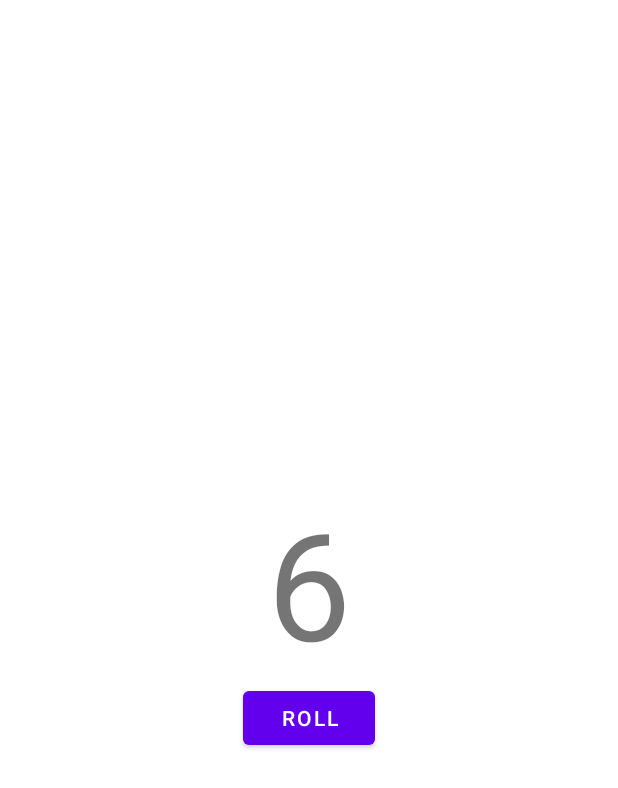
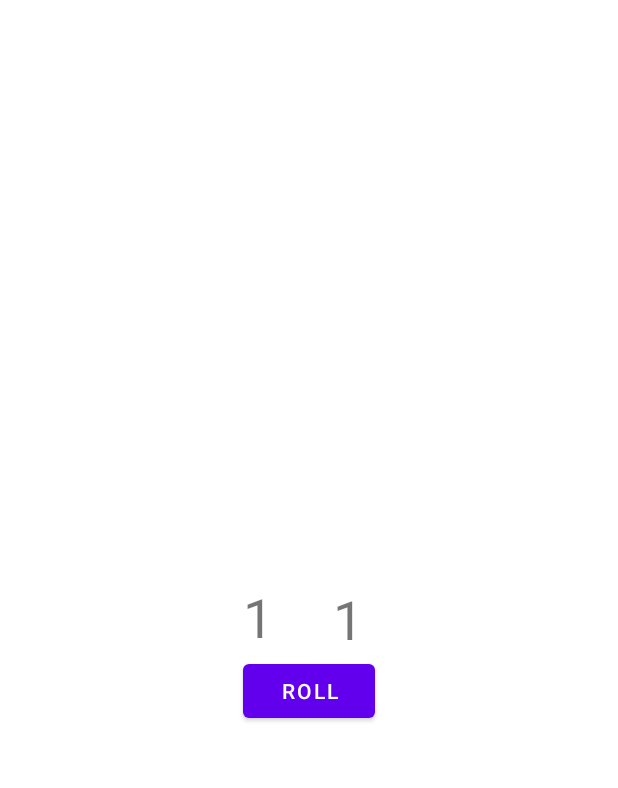
Before and after one commit to Baandana/DMA-Lab1-Dice, an Android app: the layout activity_main.xml on its own in the app's theme, with its tools: preview values and no code run, on a phone screen of 412 x 824 dp. Shown: the top 788 px of the screen. Run offline under Robolectric (Android 15) with nearby library versions, the phone set to English and light mode, and no system bars.

Commit message:
Dice roll Practise

```diff
--- a/app/src/main/res/layout/activity_main.xml
+++ b/app/src/main/res/layout/activity_main.xml
@@ -1,20 +1,43 @@
-<LinearLayout xmlns:android="http://schemas.android.com/apk/res/android"
+<?xml version="1.0" encoding="utf-8"?>
+<androidx.constraintlayout.widget.ConstraintLayout xmlns:android="http://schemas.android.com/apk/res/android"
+    xmlns:app="http://schemas.android.com/apk/res-auto"
+    xmlns:tools="http://schemas.android.com/tools"
     android:layout_width="match_parent"
     android:layout_height="match_parent"
-    android:orientation="vertical"
-    android:gravity="center">
+    tools:context=".MainActivity">
 
     <TextView
-        android:id="@+id/diceNumber"
+        android:id="@+id/textView"
         android:layout_width="wrap_content"
         android:layout_height="wrap_content"
-        android:textSize="100sp"
-        android:text="6" />
+        android:textSize="36sp"
+        app:layout_constraintBottom_toBottomOf="parent"
+        app:layout_constraintEnd_toEndOf="parent"
+        app:layout_constraintHorizontal_bias="0.567"
+        app:layout_constraintStart_toStartOf="parent"
+        app:layout_constraintTop_toTopOf="parent"
+        tools:text="1" />
 
     <Button
-        android:id="@+id/rollButton"
+        android:id="@+id/button"
         android:layout_width="wrap_content"
         android:layout_height="wrap_content"
-        android:text="roll" />
+        android:text="@string/roll"
+        app:layout_constraintEnd_toEndOf="parent"
+        app:layout_constraintStart_toStartOf="parent"
+        app:layout_constraintTop_toBottomOf="@+id/textView" />
 
-</LinearLayout>
+    <TextView
+        android:id="@+id/textView_second"
+        android:layout_width="wrap_content"
+        android:layout_height="wrap_content"
+        android:textSize="36sp"
+        app:layout_constraintBottom_toTopOf="@+id/button"
+        app:layout_constraintEnd_toStartOf="@+id/textView"
+        app:layout_constraintHorizontal_bias="0.801"
+        app:layout_constraintStart_toStartOf="parent"
+        app:layout_constraintTop_toTopOf="parent"
+        app:layout_constraintVertical_bias="0.997"
+        tools:text="1" />
+
+</androidx.constraintlayout.widget.ConstraintLayout>
```
Also changed, not shown: app/src/main/java/com/example/dmalab1/MainActivity.java (+23 -18 lines), app/src/main/java/com/example/dmalab1/Model/Dice.java (added, +24 -0 lines).
